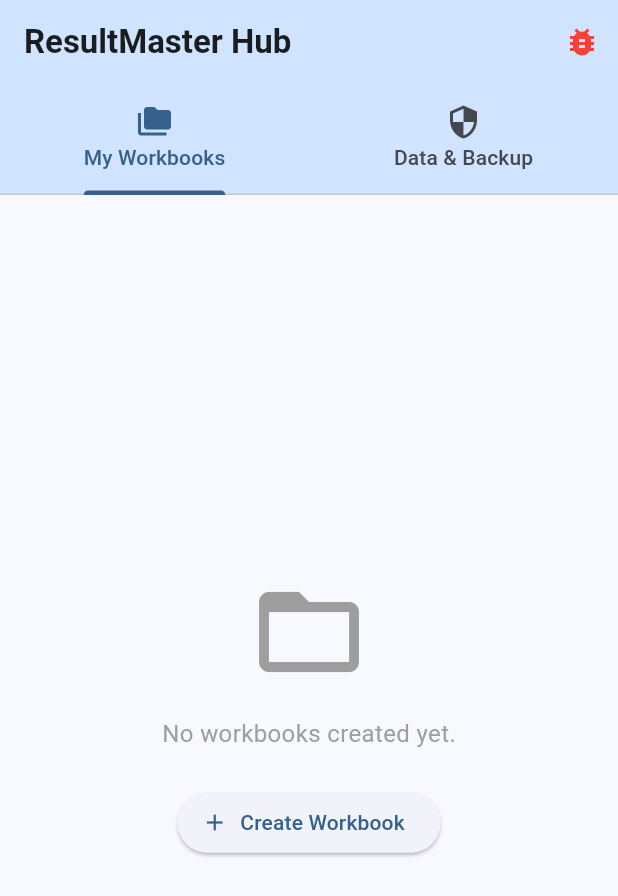
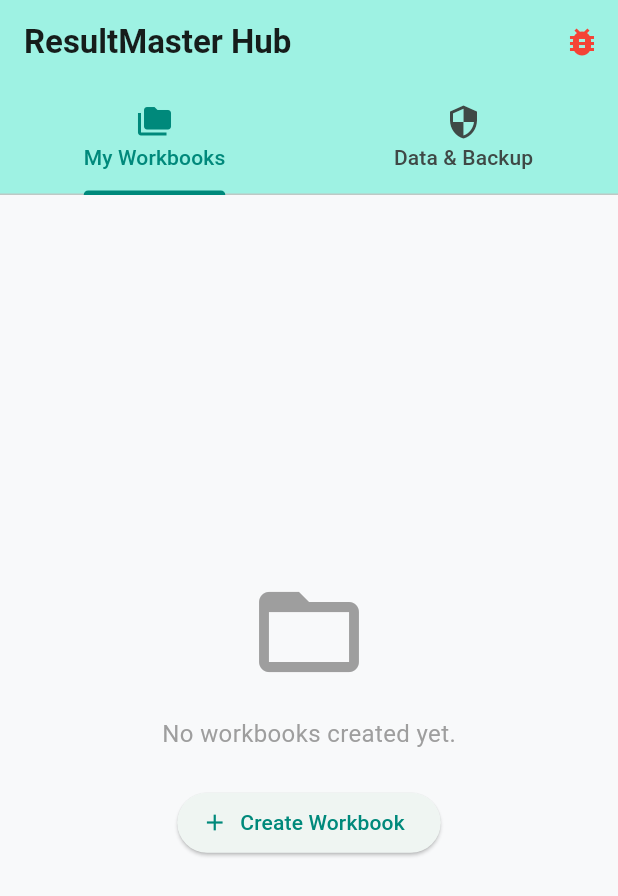
Before and after one commit to shanuji/ResultMaster, a Flutter app: the screen it shows after launch, on a phone screen of 412 x 824 dp. Shown: the top 896 px of the screen. Run offline on Flutter 3.47's test engine with Material 3 defaults, Android fonts, the phone set to English and light mode, and no system bars; our stand-ins replace file_picker, flutter_riverpod, go_router, share_plus, sqflite; missing offline and left inert: excel; accounts and stored records are empty.

Commit message:
Update main.dart

```diff
--- a/lib/main.dart
+++ b/lib/main.dart
@@ -13,10 +13,12 @@ class ResultMasterApp extends StatelessWidget {
   Widget build(BuildContext context) {
     return MaterialApp(
       title: 'ResultMaster',
-      debugShowCheckedModeBanner: false, // <-- FIX 1: This removes the "Debug" banner in the top right corner
+      debugShowCheckedModeBanner: false,
       theme: ThemeData(
-        colorScheme: ColorScheme.fromSeed(seedColor: Colors.blue),
+        // The new beautiful Teal color scheme
+        colorScheme: ColorScheme.fromSeed(seedColor: const Color(0xFF00897B), primary: const Color(0xFF00897B)),
         useMaterial3: true,
+        scaffoldBackgroundColor: const Color(0xFFF8F9FA), // Slightly off-white for contrast with white cards
       ),
       home: const MasterDashboardHome(),
     );
```
